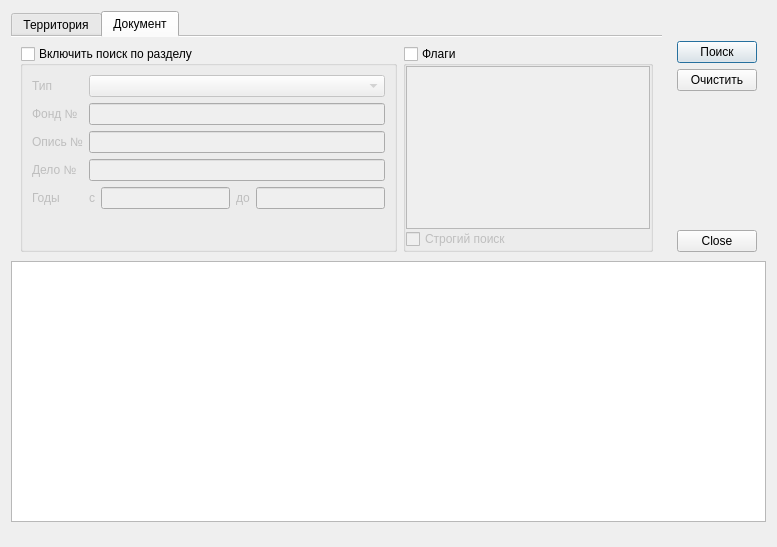
Before: the Qt Designer form ui/search_dialog.ui in caxapyk/gaoo-cfp, drawn with Qt 5.
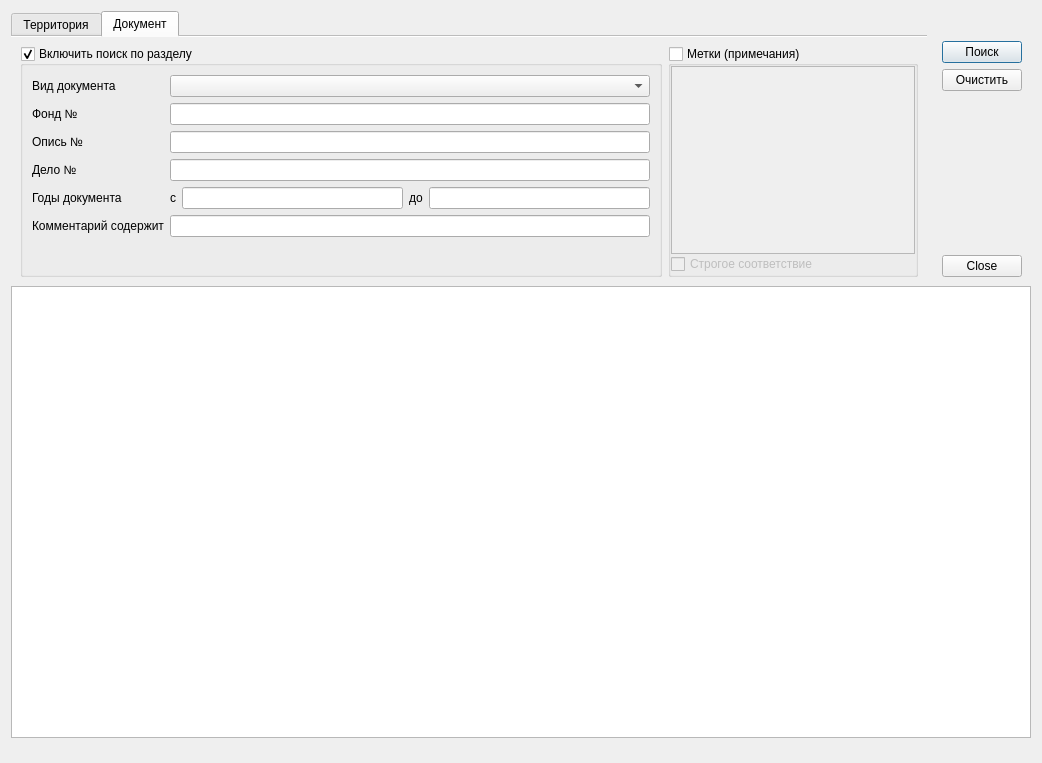
After: the same form once the commit is applied. The open tabs and pages were chosen to show the change. Icons and pictures are not drawn.

Patch:
```diff
--- a/ui/search_dialog.ui
+++ b/ui/search_dialog.ui
@@ -9,8 +9,8 @@
    <rect>
     <x>0</x>
     <y>0</y>
-    <width>777</width>
-    <height>547</height>
+    <width>1042</width>
+    <height>763</height>
    </rect>
   </property>
   <property name="windowTitle">
@@ -31,7 +31,7 @@
      <property name="maximumSize">
       <size>
        <width>16777215</width>
-       <height>250</height>
+       <height>275</height>
       </size>
      </property>
      <layout class="QHBoxLayout" name="horizontalLayout">
@@ -168,13 +168,13 @@
              <bool>true</bool>
             </property>
             <property name="checked">
-             <bool>false</bool>
+             <bool>true</bool>
             </property>
             <layout class="QFormLayout" name="formLayout_3">
              <item row="0" column="0">
               <widget class="QLabel" name="label_5">
                <property name="text">
-                <string>Тип</string>
+                <string>Вид документа</string>
                </property>
               </widget>
              </item>
@@ -226,7 +226,7 @@
              <item row="4" column="0">
               <widget class="QLabel" name="label_9">
                <property name="text">
-                <string>Годы</string>
+                <string>Годы документа</string>
                </property>
               </widget>
              </item>
@@ -283,6 +283,16 @@
                </item>
               </layout>
              </item>
+             <item row="5" column="0">
+              <widget class="QLabel" name="label_12">
+               <property name="text">
+                <string>Комментарий содержит</string>
+               </property>
+              </widget>
+             </item>
+             <item row="5" column="1">
+              <widget class="QLineEdit" name="lineEdit_comment"/>
+             </item>
             </layout>
            </widget>
           </item>
@@ -295,7 +305,7 @@
              </size>
             </property>
             <property name="title">
-             <string>Флаги</string>
+             <string>Метки (примечания)</string>
             </property>
             <property name="checkable">
              <bool>true</bool>
@@ -335,7 +345,7 @@
              <item>
               <widget class="QCheckBox" name="checkBox_flaghard">
                <property name="text">
-                <string>Строгий поиск</string>
+                <string>Строгое соответствие</string>
                </property>
               </widget>
              </item>
```
